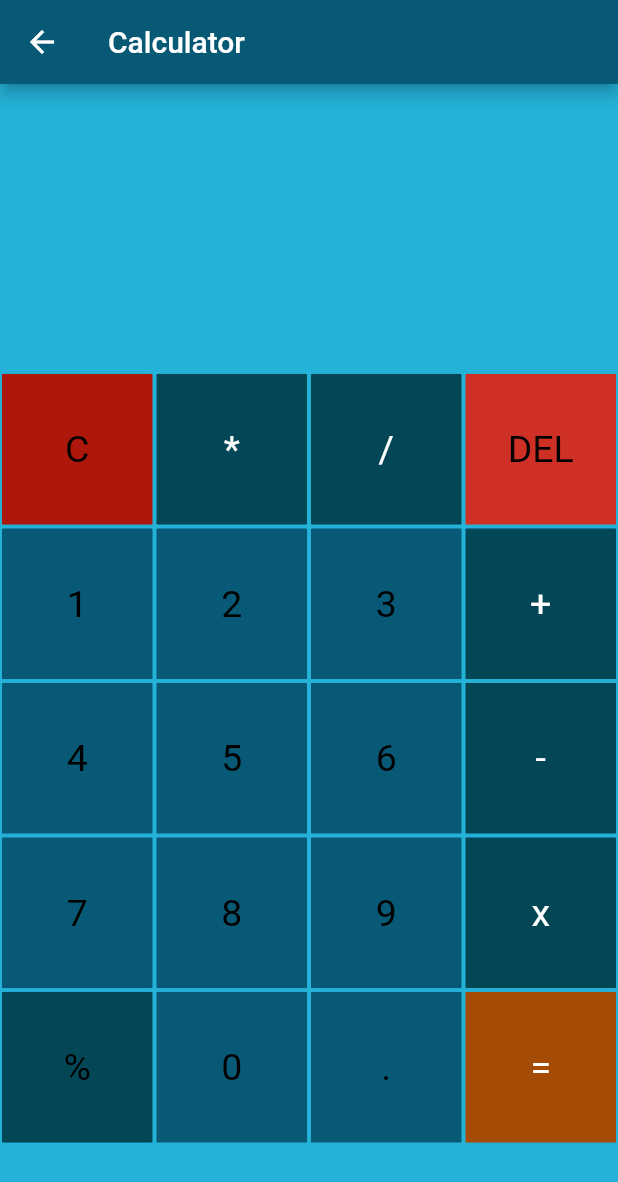
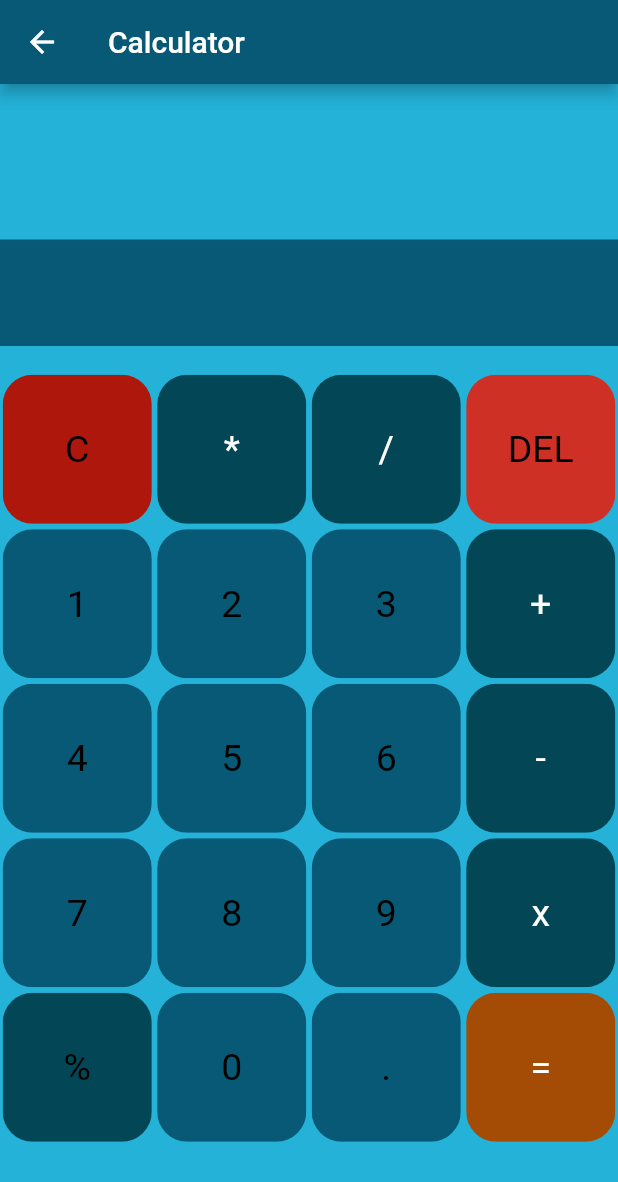
Before and after one commit to Ashok-gc/Flutter, a Flutter app: the screen it shows after launch, on a phone screen of 412 x 824 dp. Shown: the top 1182 px of the screen. Run offline on Flutter 3.47's test engine with Material 2 defaults, Android fonts, the light colour scheme and no system bars; our stand-ins replace fluttertoast, math_expressions, motion_toast; missing offline and left inert: dropdown_plus.

Commit message:
final calculator

```diff
--- a/lib/screens/button.dart
+++ b/lib/screens/button.dart
@@ -20,9 +20,9 @@ class MyButton extends StatelessWidget {
     return GestureDetector(
       onTap: buttontapped,
       child: Padding(
-        padding: const EdgeInsets.all(1.2),
+        padding: const EdgeInsets.all(1.8),
         child: ClipRRect(
-          borderRadius: BorderRadius.circular(1),
+          borderRadius: BorderRadius.circular(20),
           child: Container(
             color: color,
             child: Center(
--- a/lib/screens/calculator.dart
+++ b/lib/screens/calculator.dart
@@ -60,10 +60,12 @@ class _CalculatorScreenState extends State<CalculatorScreen> {
                       style: const TextStyle(
                           fontSize: 28, color: Color.fromARGB(255, 0, 0, 0)),
                     ),
+
                   ),
                   Container(
                     padding: const EdgeInsets.all(18),
-                    // color: const Color.fromARGB(255, 7, 89, 117),
+                    color: const Color.fromARGB(255, 7, 89, 117),
+
                     alignment: Alignment.centerRight,
                     child: Text(
                       answer,
```
